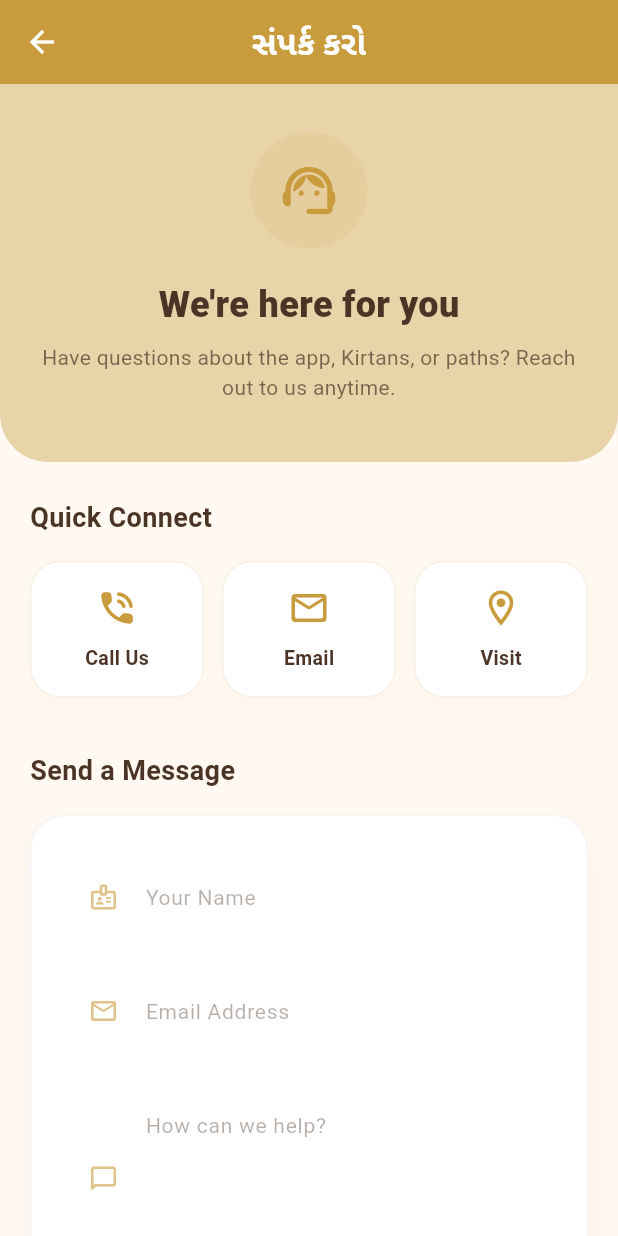
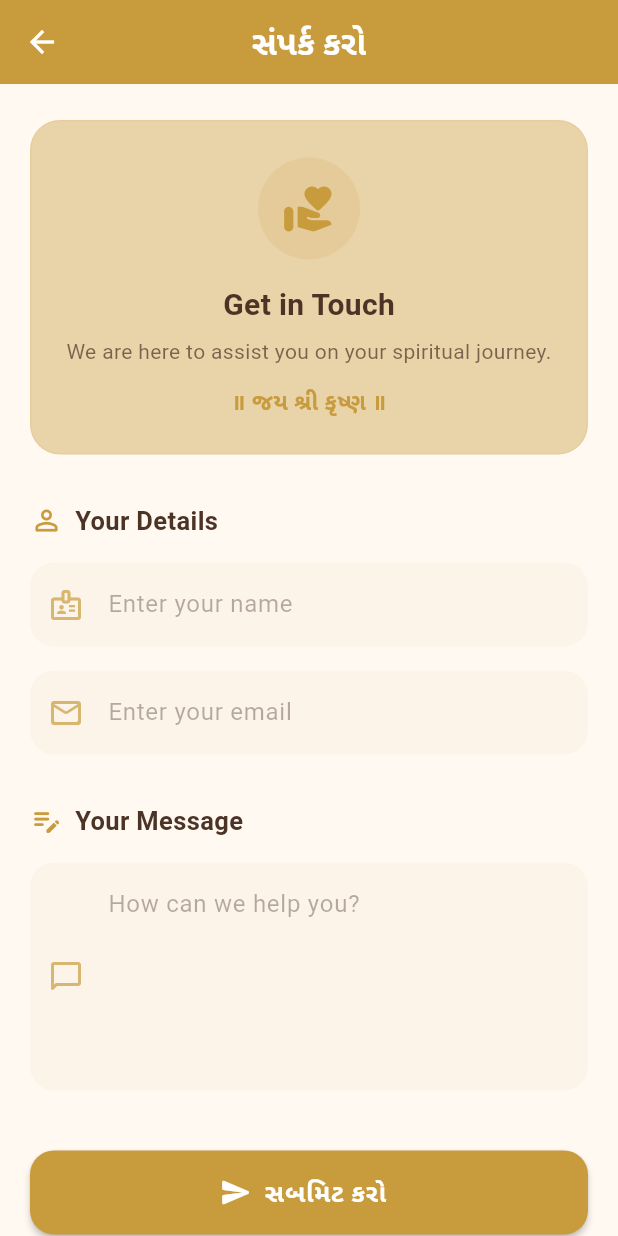
Before and after one commit to sujalR978/pushtidham, a Flutter app: the ContactPage screen opened directly, on a phone screen of 412 x 824 dp. Run offline on Flutter 3.47's test engine with Material 3 defaults, Android fonts, the phone set to English and light mode, and no system bars; our stand-ins replace shared_preferences, sqflite; accounts and stored records are empty.

Commit message:
Refactor main.dart and contactScreen.dart for improved readability and structure

```diff
--- a/lib/screen/Home Screen/Gride Screen/contectScreen.dart
+++ b/lib/screen/Home Screen/Gride Screen/contectScreen.dart
@@ -21,11 +21,11 @@ class _ContactPageState extends State<ContactPage> {
 
   // Target email address where user inquiries will be sent
   final String _destinationEmail = 'srashiya955@rku.ac.in';
-  final String _contactPhone = '+910000000000'; // Replace with real number
 
   Future<void> _submitForm() async {
+    // Add haptic and custom sound feedback on tap
     HapticFeedback.lightImpact();
-    // SoundService().playClick();
+    // SoundService().playClick(); // Play custom click sound
 
     final l10n = AppLocalizations.of(context)!;
 
@@ -40,19 +40,12 @@ class _ContactPageState extends State<ContactPage> {
 
       ScaffoldMessenger.of(context).showSnackBar(
         SnackBar(
-          content: const Row(
-            children: [
-              Icon(Icons.check_circle_outline, color: Colors.white),
-              SizedBox(width: 10),
-              Text("Message sent successfully! 🙏"),
-            ],
-          ),
+          content: const Text("Message sent successfully! 🙏"),
           backgroundColor: Theme.of(context).colorScheme.primary,
           behavior: SnackBarBehavior.floating,
           shape: RoundedRectangleBorder(
-            borderRadius: BorderRadius.circular(12),
+            borderRadius: BorderRadius.circular(10),
           ),
-          margin: const EdgeInsets.all(16),
         ),
       );
 
@@ -60,6 +53,7 @@ class _ContactPageState extends State<ContactPage> {
       _emailController.clear();
       _messageController.clear();
     } else {
+      // Error feedback if form is invalid
       HapticFeedback.vibrate();
     }
   }
@@ -89,32 +83,29 @@ $message
           'subject=${Uri.encodeComponent(subject)}&body=${Uri.encodeComponent(body)}',
     );
 
-    _launchAction(emailLaunchUri);
-  }
-
-  // Generic launcher for Phone, Email, etc.
-  Future<void> _launchAction(Uri uri) async {
     try {
-      if (await canLaunchUrl(uri)) {
-        await launchUrl(uri, mode: LaunchMode.externalApplication);
+      if (await canLaunchUrl(emailLaunchUri)) {
+        await launchUrl(emailLaunchUri, mode: LaunchMode.externalApplication);
       } else {
         if (!mounted) return;
-        _showErrorToast('Could not launch application.');
-      }
-    } catch (e) {
-      if (!mounted) return;
-      _showErrorToast('Error launching client: $e');
-    }
-  }
-
-  void _showErrorToast(String msg) {
         ScaffoldMessenger.of(context).showSnackBar(
           SnackBar(
-        content: Text(msg),
+            content: const Text('Could not open Mail application.'),
             backgroundColor: Theme.of(context).colorScheme.error,
             behavior: SnackBarBehavior.floating,
           ),
         );
+      }
+    } catch (e) {
+      if (!mounted) return;
+      ScaffoldMessenger.of(context).showSnackBar(
+        SnackBar(
+          content: Text('Error launching email client: $e'),
+          backgroundColor: Theme.of(context).colorScheme.error,
+          behavior: SnackBarBehavior.floating,
+        ),
+      );
+    }
   }
 
   @override
@@ -131,7 +122,7 @@ $message
     final l10n = AppLocalizations.of(context)!;
 
     return Scaffold(
-      backgroundColor: theme.scaffoldBackgroundColor,
+      backgroundColor: theme.scaffoldBackgroundColor, // Native theme support
       appBar: AppBar(
         title: Text(
           l10n.grid_contact,
@@ -144,86 +135,94 @@ $message
       ),
       body: SafeArea(
         child: SingleChildScrollView(
+          padding: const EdgeInsets.symmetric(horizontal: 20.0, vertical: 24.0),
           child: Column(
             crossAxisAlignment: CrossAxisAlignment.start,
             children: [
-              // 1. Beautiful Header with Soft Background Pattern
-              _buildHeroHeader(theme, l10n),
+              // Top Visual: Spiritual Header Card (Matches Review Page)
+              _buildContactHeaderCard(theme, l10n),
+              const SizedBox(height: 32),
 
-              Padding(
-                padding: const EdgeInsets.symmetric(
-                  horizontal: 20.0,
-                  vertical: 24.0,
-                ),
+              Form(
+                key: _formKey,
                 child: Column(
                   crossAxisAlignment: CrossAxisAlignment.start,
                   children: [
-                    // 2. Quick Connect Grid
-                    Text(
-                      "Quick Connect",
-                      style: TextStyle(
-                        fontSize: 18,
-                        fontWeight: FontWeight.bold,
-                        color: theme.colorScheme.onSurface,
-                      ),
+                    // Section: User Details
+                    _buildSectionHeader(
+                      theme,
+                      "Your Details",
+                      Icons.person_outline_rounded,
                     ),
                     const SizedBox(height: 16),
-                    Row(
-                      children: [
-                        Expanded(
-                          child: _buildQuickActionCard(
+
+                    // Name Input
+                    TextFormField(
+                      controller: _nameController,
+                      style: TextStyle(color: theme.colorScheme.onSurface),
+                      decoration: _buildInputDecoration(
                         theme,
-                            icon: Icons.phone_in_talk_rounded,
-                            label: "Call Us",
-                            onTap: () {
-                              HapticFeedback.lightImpact();
-                              _launchAction(
-                                Uri(scheme: 'tel', path: _contactPhone),
-                              );
+                        "Enter your name",
+                        Icons.badge_outlined,
+                      ),
+                      validator: (value) =>
+                          value == null || value.trim().isEmpty
+                          ? "Please enter your name"
+                          : null,
+                    ),
+                    const SizedBox(height: 16),
+
+                    // Email Input
+                    TextFormField(
+                      controller: _emailController,
+                      style: TextStyle(color: theme.colorScheme.onSurface),
+                      keyboardType: TextInputType.emailAddress,
+                      decoration: _buildInputDecoration(
+                        theme,
+                        "Enter your email",
+                        Icons.mail_outline_rounded,
+                      ),
+                      validator: (value) {
+                        if (value == null || value.trim().isEmpty) {
+                          return "Please enter your email";
+                        }
+                        if (!RegExp(
+                          r'^[\w-\.]+@([\w-]+\.)+[\w-]{2,4}$',
+                        ).hasMatch(value.trim())) {
+                          return "Please enter a valid email";
+                        }
+                        return null;
                       },
                     ),
-                        ),
-                        const SizedBox(width: 12),
-                        Expanded(
-                          child: _buildQuickActionCard(
+                    const SizedBox(height: 32),
+
+                    // Section: Message Body
+                    _buildSectionHeader(
                       theme,
-                            icon: Icons.mail_outline_rounded,
-                            label: "Email",
-                            onTap: () {
-                              HapticFeedback.lightImpact();
-                              _launchAction(
-                                Uri(scheme: 'mailto', path: _destinationEmail),
-                              );
-                            },
-                          ),
-                        ),
-                        const SizedBox(width: 12),
-                        Expanded(
-                          child: _buildQuickActionCard(
-                            theme,
-                            icon: Icons.location_on_outlined,
-                            label: "Visit",
-                            onTap: () {
-                              HapticFeedback.lightImpact();
-                              // Add Google Maps link or location info here
-                            },
-                          ),
-                        ),
-                      ],
-                    ),
-                    const SizedBox(height: 36),
-
-                    // 3. Main Contact Form Wrapped in a unified Card
-                    Text(
-                      "Send a Message",
-                      style: TextStyle(
-                        fontSize: 18,
-                        fontWeight: FontWeight.bold,
-                        color: theme.colorScheme.onSurface,
-                      ),
+                      "Your Message",
+                      Icons.edit_note_rounded,
                     ),
                     const SizedBox(height: 16),
-                    _buildFormContainer(theme, l10n),
+
+                    // Message Input Area
+                    TextFormField(
+                      controller: _messageController,
+                      style: TextStyle(color: theme.colorScheme.onSurface),
+                      maxLines: 5,
+                      decoration: _buildInputDecoration(
+                        theme,
+                        "How can we help you?",
+                        Icons.chat_bubble_outline_rounded,
+                      ),
+                      validator: (value) =>
+                          value == null || value.trim().isEmpty
+                          ? "Please enter a message"
+                          : null,
+                    ),
+                    const SizedBox(height: 40),
+
+                    // Submit Action Button (Solid single color)
+                    _buildSubmitButton(theme, l10n),
                   ],
                 ),
               ),
@@ -234,50 +233,57 @@ $message
     );
   }
 
-  // --- UPGRADED WIDGETS ---
-
-  Widget _buildHeroHeader(ThemeData theme, AppLocalizations l10n) {
+  // Spiritual Header Card matching the Review Page's Rating Card
+  Widget _buildContactHeaderCard(ThemeData theme, AppLocalizations l10n) {
     return Container(
       width: double.infinity,
-      padding: const EdgeInsets.fromLTRB(24, 32, 24, 40),
+      padding: const EdgeInsets.symmetric(vertical: 24.0, horizontal: 16.0),
       decoration: BoxDecoration(
         color: theme.colorScheme.primaryContainer.withOpacity(0.4),
-        borderRadius: const BorderRadius.only(
-          bottomLeft: Radius.circular(32),
-          bottomRight: Radius.circular(32),
-        ),
+        borderRadius: BorderRadius.circular(20),
+        border: Border.all(color: theme.colorScheme.primary.withOpacity(0.1)),
       ),
       child: Column(
         children: [
           Container(
-            padding: const EdgeInsets.all(18),
+            padding: const EdgeInsets.all(16),
             decoration: BoxDecoration(
-              color: theme.colorScheme.primary.withOpacity(0.1),
               shape: BoxShape.circle,
+              color: theme.colorScheme.primary.withOpacity(0.15),
             ),
             child: Icon(
-              Icons.support_agent_rounded,
-              size: 42,
+              Icons
+                  .volunteer_activism_rounded, // Gives a welcoming, service-oriented vibe
               color: theme.colorScheme.primary,
+              size: 36,
             ),
           ),
-          const SizedBox(height: 20),
+          const SizedBox(height: 16),
           Text(
-            "We're here for you",
+            "Get in Touch",
             style: TextStyle(
-              fontSize: 24,
-              fontWeight: FontWeight.w800,
+              fontSize: 20,
+              fontWeight: FontWeight.bold,
               color: theme.colorScheme.onSurface,
             ),
           ),
-          const SizedBox(height: 8),
+          const SizedBox(height: 6),
           Text(
-            "Have questions about the app, Kirtans, or paths? Reach out to us anytime.",
+            "We are here to assist you on your spiritual journey.",
             textAlign: TextAlign.center,
             style: TextStyle(
               fontSize: 14,
               color: theme.colorScheme.onSurface.withOpacity(0.7),
-              height: 1.4,
+            ),
+          ),
+          const SizedBox(height: 12),
+          Text(
+            "॥ ${l10n.welcome_tagline} ॥",
+            textAlign: TextAlign.center,
+            style: TextStyle(
+              fontSize: 15,
+              fontWeight: FontWeight.w600,
+              color: theme.colorScheme.primary,
             ),
           ),
         ],
@@ -285,130 +291,24 @@ $message
     );
   }
 
-  Widget _buildQuickActionCard(
-    ThemeData theme, {
-    required IconData icon,
-    required String label,
-    required VoidCallback onTap,
-  }) {
-    return InkWell(
-      onTap: onTap,
-      borderRadius: BorderRadius.circular(20),
-      child: Ink(
-        padding: const EdgeInsets.symmetric(vertical: 16),
-        decoration: BoxDecoration(
-          color: theme.colorScheme.surface,
-          borderRadius: BorderRadius.circular(20),
-          border: Border.all(
-            color: theme.colorScheme.primary.withOpacity(0.15),
-          ),
-          boxShadow: [
-            BoxShadow(
-              color: theme.colorScheme.primary.withOpacity(0.04),
-              blurRadius: 10,
-              offset: const Offset(0, 4),
-            ),
-          ],
-        ),
-        child: Column(
+  Widget _buildSectionHeader(ThemeData theme, String title, IconData icon) {
+    return Row(
       children: [
-            Icon(icon, color: theme.colorScheme.primary, size: 28),
-            const SizedBox(height: 10),
+        Icon(icon, color: theme.colorScheme.primary, size: 22),
+        const SizedBox(width: 8),
         Text(
-              label,
+          title,
           style: TextStyle(
-                fontWeight: FontWeight.w600,
-                fontSize: 13,
+            fontSize: 17,
+            fontWeight: FontWeight.bold,
             color: theme.colorScheme.onSurface,
           ),
         ),
       ],
-        ),
-      ),
     );
   }
 
-  Widget _buildFormContainer(ThemeData theme, AppLocalizations l10n) {
-    return Container(
-      padding: const EdgeInsets.all(24),
-      decoration: BoxDecoration(
-        color: theme.colorScheme.surface,
-        borderRadius: BorderRadius.circular(24),
-        border: Border.all(
-          color: theme.colorScheme.onSurface.withOpacity(0.05),
-        ),
-        boxShadow: [
-          BoxShadow(
-            color: Colors.black.withOpacity(0.03),
-            blurRadius: 20,
-            spreadRadius: 0,
-            offset: const Offset(0, 8),
-          ),
-        ],
-      ),
-      child: Form(
-        key: _formKey,
-        child: Column(
-          crossAxisAlignment: CrossAxisAlignment.start,
-          children: [
-            TextFormField(
-              controller: _nameController,
-              style: TextStyle(color: theme.colorScheme.onSurface),
-              textInputAction: TextInputAction.next,
-              decoration: _buildInputDecoration(
-                theme,
-                "Your Name",
-                Icons.badge_outlined,
-              ),
-              validator: (value) => value == null || value.trim().isEmpty
-                  ? "Name is required"
-                  : null,
-            ),
-            const SizedBox(height: 16),
-            TextFormField(
-              controller: _emailController,
-              style: TextStyle(color: theme.colorScheme.onSurface),
-              keyboardType: TextInputType.emailAddress,
-              textInputAction: TextInputAction.next,
-              decoration: _buildInputDecoration(
-                theme,
-                "Email Address",
-                Icons.mail_outline_rounded,
-              ),
-              validator: (value) {
-                if (value == null || value.trim().isEmpty)
-                  return "Email is required";
-                if (!RegExp(
-                  r'^[\w-\.]+@([\w-]+\.)+[\w-]{2,4}$',
-                ).hasMatch(value.trim())) {
-                  return "Enter a valid email";
-                }
-                return null;
-              },
-            ),
-            const SizedBox(height: 16),
-            TextFormField(
-              controller: _messageController,
-              style: TextStyle(color: theme.colorScheme.onSurface),
-              maxLines: 4,
-              textInputAction: TextInputAction.done,
-              decoration: _buildInputDecoration(
-                theme,
-                "How can we help?",
-                Icons.chat_bubble_outline_rounded,
-              ),
-              validator: (value) => value == null || value.trim().isEmpty
-                  ? "Please write a message"
-                  : null,
-            ),
-            const SizedBox(height: 24),
-            _buildSubmitButton(theme, l10n),
-          ],
-        ),
-      ),
-    );
-  }
-
+  // Modern Input Decoration mimicking the Review Page text area
   InputDecoration _buildInputDecoration(
     ThemeData theme,
     String hint,
@@ -416,18 +316,12 @@ $message
   ) {
     return InputDecoration(
       hintText: hint,
-      hintStyle: TextStyle(
-        color: theme.colorScheme.onSurface.withOpacity(0.4),
-        fontSize: 14,
-      ),
-      prefixIcon: Icon(
-        icon,
-        color: theme.colorScheme.primary.withOpacity(0.6),
-        size: 20,
-      ),
+      hintStyle: TextStyle(color: theme.colorScheme.onSurface.withOpacity(0.4)),
+      prefixIcon: Icon(icon, color: theme.colorScheme.primary.withOpacity(0.7)),
       filled: true,
-      fillColor: theme.colorScheme.surfaceContainerHighest.withOpacity(0.3),
-      contentPadding: const EdgeInsets.symmetric(vertical: 18, horizontal: 16),
+      // Uses a soft color mapping that looks perfect on Day, Night, and Mandir themes
+      fillColor: theme.colorScheme.primary.withOpacity(0.05),
+      contentPadding: const EdgeInsets.symmetric(vertical: 16, horizontal: 16),
       border: OutlineInputBorder(
         borderRadius: BorderRadius.circular(16),
         borderSide: BorderSide.none,
@@ -450,25 +344,26 @@ $message
     );
   }
 
+  // Modern, Single-Color Submit Button matching Review Page
   Widget _buildSubmitButton(ThemeData theme, AppLocalizations l10n) {
     return SizedBox(
       width: double.infinity,
-      height: 56,
+      height: 56, // Taller for better touch target
       child: FilledButton.icon(
         onPressed: _submitForm,
         style: FilledButton.styleFrom(
-          backgroundColor: theme.colorScheme.primary,
+          backgroundColor: theme.colorScheme.primary, // Solid Color
           foregroundColor: theme.colorScheme.onPrimary,
-          elevation: 0,
+          elevation: 2,
           shape: RoundedRectangleBorder(
             borderRadius: BorderRadius.circular(16),
           ),
         ),
-        icon: const Icon(Icons.send_rounded, size: 20),
+        icon: const Icon(Icons.send_rounded, size: 22),
         label: Text(
           l10n.btn_submit,
           style: const TextStyle(
-            fontSize: 16,
+            fontSize: 17,
             fontWeight: FontWeight.bold,
             letterSpacing: 0.5,
           ),
```
Lines whose indentation alone changed are shown as unchanged.
